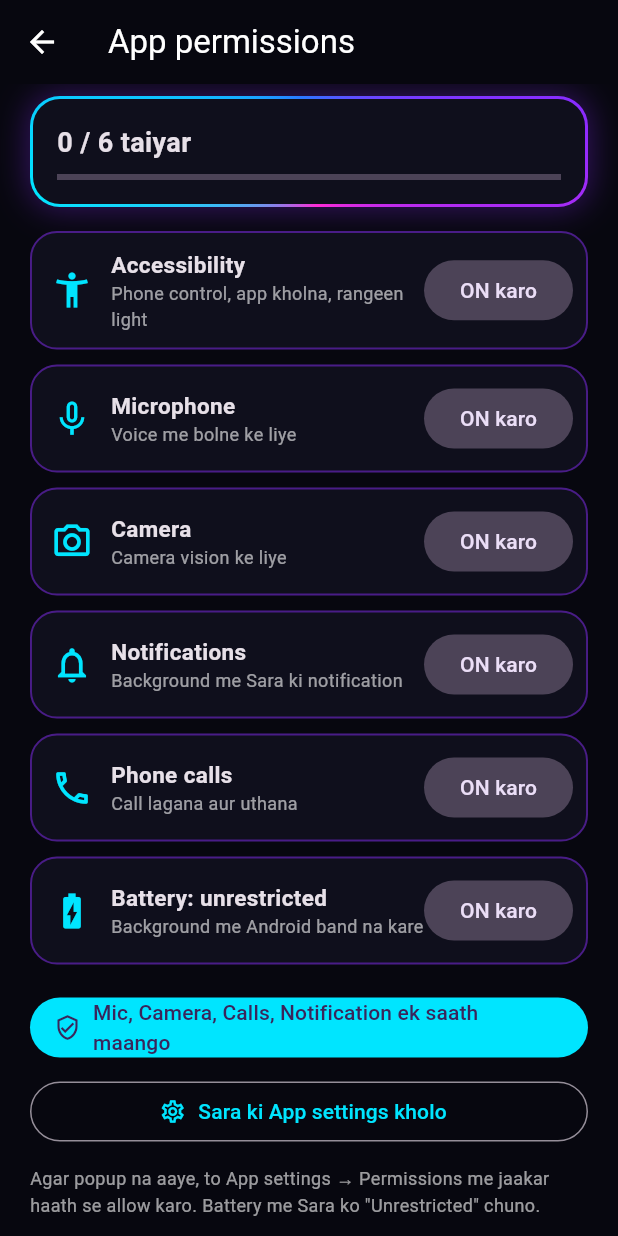
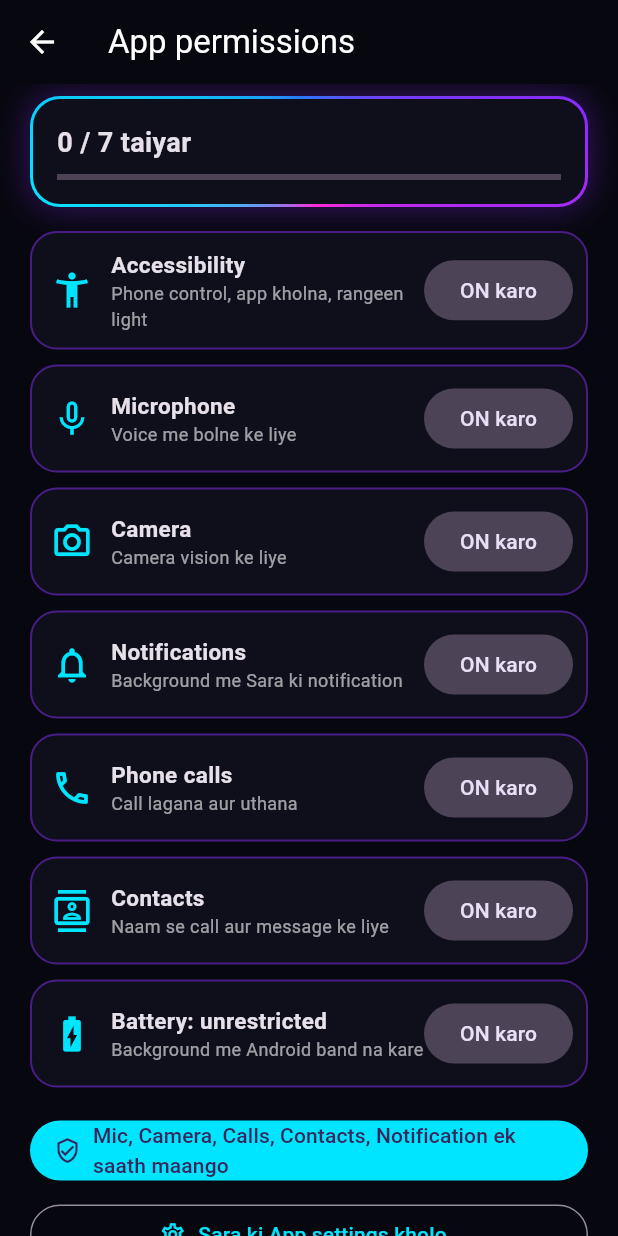
Before and after one commit to raajguru851-lang/Zoya-, a Flutter app: the PermissionsScreen screen opened by its route, on a phone screen of 412 x 824 dp. Run offline on Flutter 3.47's test engine with Material 3 defaults, Android fonts, the phone set to English and light mode, and no system bars; our stand-ins replace camera, shared_preferences; missing offline and left inert: flutter_pcm_sound, record; accounts and stored records are empty.

Commit message:
Contact jaanch

```diff
--- a/lib/core/routes.dart
+++ b/lib/core/routes.dart
@@ -2,7 +2,6 @@ import 'package:flutter/material.dart';
 import '../features/camera/camera_screen.dart';
 import '../features/character/character_screen.dart';
 import '../features/control/control_screen.dart';
-import '../features/guard/guard_screen.dart';
 import '../features/home/home_screen.dart';
 import '../features/chat/chat_screen.dart';
 import '../features/memory/memory_screen.dart';
@@ -15,7 +14,6 @@ import '../features/wake/wake_screen.dart';
 /// Naya screen add karna ho to yahan ek route jodo.
 class AppRoutes {
   static const home = '/';
-  static const guard = '/guard';
   static const chat = '/chat';
   static const camera = '/camera';
   static const character = '/character';
@@ -29,7 +27,6 @@ class AppRoutes {
 
   static final Map<String, WidgetBuilder> routes = {
     home: (_) => const HomeScreen(),
-    guard: (_) => const GuardScreen(),
     chat: (_) => const ChatScreen(),
     camera: (_) => const CameraScreen(),
     character: (_) => const CharacterScreen(),
--- a/lib/features/chat/chat_screen.dart
+++ b/lib/features/chat/chat_screen.dart
@@ -42,6 +42,8 @@ class _ChatScreenState extends State<ChatScreen> {
   }
 
   Future<void> _remember(String user, String reply) async {
+    // "tool chala" wali jaanch line yaaddaasht me mat daalo
+    reply = reply.split('\n\n\u{1F527}').first;
     final bad = reply.startsWith('Error:') ||
         reply.startsWith('Internet ya connection') ||
         reply.startsWith('Pehle ') ||
--- a/lib/features/home/home_screen.dart
+++ b/lib/features/home/home_screen.dart
@@ -131,8 +131,6 @@ class _HomeScreenState extends State<HomeScreen> {
             _tile(Icons.forum_outlined, 'WhatsApp Automation', soon: true),
             _tile(Icons.hearing, 'Wake Word',
                 sub: 'Wake up Sara', route: AppRoutes.wake),
-            _tile(Icons.shield_outlined, 'Touch Guard',
-                sub: 'Chor se bachao', route: AppRoutes.guard),
             _tile(Icons.terminal, 'Termux agent', soon: true),
             _tile(Icons.security, 'App permissions',
                 route: AppRoutes.permissions),
--- a/lib/features/permissions/permissions_screen.dart
+++ b/lib/features/permissions/permissions_screen.dart
@@ -19,6 +19,7 @@ class _PermissionsScreenState extends State<PermissionsScreen>
   bool _notif = false;
   bool _battery = false;
   bool _call = false;
+  bool _contacts = false;
 
   @override
   void initState() {
@@ -46,6 +47,7 @@ class _PermissionsScreenState extends State<PermissionsScreen>
       _pc.hasNotif(),
       _pc.hasBattery(),
       _pc.hasCall(),
+      _pc.hasContacts(),
     ]);
     if (!mounted) return;
     setState(() {
@@ -55,6 +57,7 @@ class _PermissionsScreenState extends State<PermissionsScreen>
       _notif = r[3];
       _battery = r[4];
       _call = r[5];
+      _contacts = r[6];
     });
   }
 
@@ -116,7 +119,9 @@ class _PermissionsScreenState extends State<PermissionsScreen>
   @override
   Widget build(BuildContext context) {
     final done =
-        [_acc, _mic, _cam, _notif, _battery, _call].where((e) => e).length;
+        [_acc, _mic, _cam, _notif, _battery, _call, _contacts]
+            .where((e) => e)
+            .length;
     return Scaffold(
       appBar: AppBar(title: const Text('App permissions')),
       body: ListView(
@@ -130,12 +135,12 @@ class _PermissionsScreenState extends State<PermissionsScreen>
                 crossAxisAlignment: CrossAxisAlignment.start,
                 children: [
                   Text(
-                    done == 6 ? 'Sab taiyar hai' : '$done / 6 taiyar',
+                    done == 7 ? 'Sab taiyar hai' : '$done / 7 taiyar',
                     style: const TextStyle(
                         fontSize: 18, fontWeight: FontWeight.w700),
                   ),
                   const SizedBox(height: 8),
-                  LinearProgressIndicator(value: done / 6),
+                  LinearProgressIndicator(value: done / 7),
                 ],
               ),
             ),
@@ -152,6 +157,8 @@ class _PermissionsScreenState extends State<PermissionsScreen>
               'Background me Sara ki notification', _notif, _askAll),
           _perm(Icons.call_outlined, 'Phone calls',
               'Call lagana aur uthana', _call, _askAll),
+          _perm(Icons.contacts_outlined, 'Contacts',
+              'Naam se call aur message ke liye', _contacts, _askAll),
           _perm(Icons.battery_charging_full, 'Battery: unrestricted',
               'Background me Android band na kare', _battery,
               _pc.openBattery),
@@ -159,7 +166,7 @@ class _PermissionsScreenState extends State<PermissionsScreen>
           FilledButton.icon(
             onPressed: _askAll,
             icon: const Icon(Icons.verified_user_outlined),
-            label: const Text('Mic, Camera, Calls, Notification ek saath maango'),
+            label: const Text('Mic, Camera, Calls, Contacts, Notification ek saath maango'),
           ),
           const SizedBox(height: 8),
           OutlinedButton.icon(
--- a/lib/services/phone_tools.dart
+++ b/lib/services/phone_tools.dart
@@ -33,8 +33,13 @@ class PhoneTools {
       'set_timer, flashlight, set_volume, dial_number (sirf dialer kholta '
       'hai), whatsapp_message (message likhkar WhatsApp kholta hai, bhejna '
       'user ko hai), web_search, open_link, battery_status, current_time. '
-      'Call ya message ke liye poora number chahiye (country code ke saath); '
-      'number na ho to user se poochho. Bhejne se pehle user se confirm karo.\n\n'
+      'Call ya message ke liye poora number chahiye (country code ke saath). '
+      'User kisi ka NAAM bole (jaise "Rahul ko call lagao") to pehle '
+      'find_contact call karo (name Roman me, alt_name Hindi spelling me). '
+      'Kai naam mile to user se poochho kaunsa. '
+      'Number mile to user ko naam bata kar confirm karo, phir call ya '
+      'message karo. Number na mile to user se poochho. Bhejne se pehle user '
+      'se confirm karo.\n\n'
       'Phone khud chalana: make_call (call lagana, pehle user se confirm '
       'karo), answer_call (aati call uthana), end_call (call kaatna), '
       'play_music (gaana chalana), media_control (play/pause/next/previous), '
@@ -171,6 +176,26 @@ class PhoneTools {
           'url': {'type': 'string', 'description': 'Link'},
         },
         'required': ['url'],
+      },
+    },
+    {
+      'name': 'find_contact',
+      'description':
+          'Contacts me naam se phone number dhoondo (call ya message se pehle).',
+      'parameters': {
+        'type': 'object',
+        'properties': {
+          'name': {
+            'type': 'string',
+            'description': 'Contact ka naam Roman (English) spelling me',
+          },
+          'alt_name': {
+            'type': 'string',
+            'description':
+                'Wahi naam Hindi (Devanagari) spelling me, jaise राहुल',
+          },
+        },
+        'required': ['name'],
       },
     },
     {
@@ -343,6 +368,7 @@ class PhoneTools {
       'web_search',
       'open_link',
       'battery_status',
+      'find_contact',
       'make_call',
       'answer_call',
       'end_call',
```
Also changed, not shown: lib/features/control/control_screen.dart (+20 -0 lines), lib/features/settings/settings_screen.dart (+17 -0 lines), lib/services/assistant_service.dart (+10 -2 lines), lib/services/phone_control.dart (+1 -51 lines), lib/services/settings_service.dart (+5 -27 lines), 2 other files.
